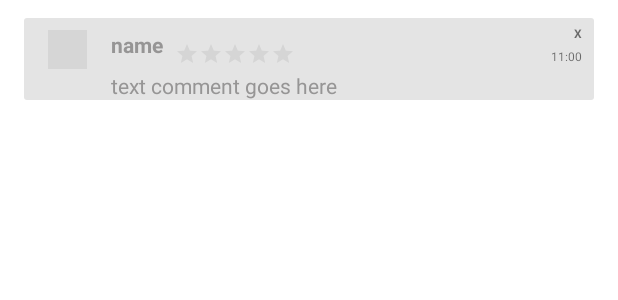
After one commit to Diaf-Abderrahmane/food-ordering-app-admin-side, an Android app: the layout row_comment.xml on its own in the app's theme, with its tools: preview values and no code run, on a phone screen of 412 x 824 dp. The commit adds this screen. Shown: the top 300 px of the screen. Run offline under Robolectric (Android 15) with nearby library versions, the phone set to English and light mode, and no system bars; grey boxes are pictures that could not be loaded.

Commit message:
First commit..

```diff
--- a/app/build.gradle
+++ b/app/build.gradle
@@ -41,11 +41,11 @@ dependencies {
     implementation 'com.google.firebase:firebase-database'
     implementation 'com.google.firebase:firebase-auth'
     implementation 'com.google.firebase:firebase-storage'
-    // compile 'com.github.bumptech.glide:glide:3.7.0'
 
 
     implementation 'com.google.zxing:core:3.3.3'
-
+    implementation 'com.github.bumptech.glide:glide:4.12.0'
+    annotationProcessor 'com.github.bumptech.glide:compiler:4.12.0'
     //--------
 
     //noinspection GradleCompatible
--- /dev/null
+++ b/app/src/main/res/drawable/reg_btn_style.xml
@@ -0,0 +1,5 @@
+<?xml version="1.0" encoding="utf-8"?>
+<shape xmlns:android="http://schemas.android.com/apk/res/android">
+    <solid android:color="@color/purple_700"/>
+    <corners android:radius="32dp"/>
+</shape>
--- /dev/null
+++ b/app/src/main/res/drawable/reg_edittext_style.xml
@@ -0,0 +1,6 @@
+<?xml version="1.0" encoding="utf-8"?>
+<shape xmlns:android="http://schemas.android.com/apk/res/android">
+    <solid android:color="#fafafa"/>
+    <corners android:radius="32dp"/>
+    <padding android:left="12dp" android:bottom="12dp" android:right="12dp" android:top="12dp"/>
+</shape>
--- /dev/null
+++ b/app/src/main/res/layout/row_comment.xml
@@ -0,0 +1,103 @@
+<?xml version="1.0" encoding="utf-8"?>
+<androidx.constraintlayout.widget.ConstraintLayout
+    xmlns:android="http://schemas.android.com/apk/res/android"
+    xmlns:app="http://schemas.android.com/apk/res-auto"
+    xmlns:tools="http://schemas.android.com/tools"
+    android:layout_width="match_parent"
+    android:layout_height="wrap_content"
+    >
+
+    <androidx.cardview.widget.CardView
+        app:layout_constraintTop_toTopOf="parent"
+        app:layout_constraintBottom_toBottomOf="parent"
+        app:layout_constraintStart_toStartOf="parent"
+        app:layout_constraintEnd_toEndOf="parent"
+        android:layout_width="match_parent"
+        android:layout_marginStart="16dp"
+        android:layout_marginEnd="16dp"
+        android:layout_marginTop="12dp"
+        android:layout_height="wrap_content"
+        android:backgroundTint="#e4e4e4">
+
+        <androidx.constraintlayout.widget.ConstraintLayout
+            android:layout_width="match_parent"
+            android:layout_height="match_parent">
+
+            <ImageView
+                android:id="@+id/comment_img"
+                android:layout_width="26dp"
+                android:layout_height="26dp"
+                android:layout_marginStart="16dp"
+                android:layout_marginTop="8dp"
+                app:layout_constraintStart_toStartOf="parent"
+                app:layout_constraintTop_toTopOf="parent"
+                tools:srcCompat="@tools:sample/avatars" />
+
+            <TextView
+                android:id="@+id/comment_username"
+                android:layout_width="wrap_content"
+                android:layout_height="wrap_content"
+                android:layout_marginStart="16dp"
+                android:layout_marginTop="8dp"
+                android:text="name"
+                android:textColor="#969595"
+                android:textStyle="bold"
+                app:layout_constraintStart_toEndOf="@+id/comment_img"
+                app:layout_constraintTop_toTopOf="parent" />
+
+            <TextView
+                android:id="@+id/comment_content"
+                android:layout_width="0dp"
+                android:layout_height="wrap_content"
+                android:layout_marginStart="16dp"
+                android:layout_marginTop="8dp"
+                android:layout_marginEnd="8dp"
+                android:text="text comment goes here"
+                android:textColor="#969595"
+
+                app:layout_constraintEnd_toEndOf="parent"
+                app:layout_constraintStart_toEndOf="@+id/comment_img"
+                app:layout_constraintTop_toBottomOf="@+id/comment_username" />
+
+            <RatingBar
+                android:id="@+id/comment_ratingbar"
+                style="@style/Base.Widget.AppCompat.RatingBar.Small"
+                android:layout_width="wrap_content"
+                android:layout_height="wrap_content"
+                android:layout_marginStart="8dp"
+                android:layout_marginTop="16dp"
+                android:layout_marginBottom="4dp"
+                android:isIndicator="true"
+                android:max="5"
+                android:progressTint="#8685ef"
+                android:stepSize="1"
+                app:layout_constraintBottom_toTopOf="@+id/comment_content"
+                app:layout_constraintStart_toEndOf="@+id/comment_username"
+                app:layout_constraintTop_toTopOf="parent" />
+
+            <TextView
+                android:id="@+id/comment_date"
+                android:layout_width="wrap_content"
+                android:layout_height="wrap_content"
+                android:layout_marginEnd="8dp"
+                android:layout_marginBottom="4dp"
+                android:text="11:00"
+                android:textSize="8sp"
+                app:layout_constraintBottom_toTopOf="@+id/comment_content"
+                app:layout_constraintEnd_toEndOf="parent" />
+
+            <TextView
+                android:id="@+id/comment_remove"
+                android:layout_width="wrap_content"
+                android:layout_height="wrap_content"
+                android:layout_marginEnd="8dp"
+                android:text="X"
+                android:textSize="8sp"
+                android:textStyle="bold"
+                app:layout_constraintBottom_toTopOf="@+id/comment_date"
+                app:layout_constraintEnd_toEndOf="parent"
+                app:layout_constraintTop_toTopOf="parent" />
+        </androidx.constraintlayout.widget.ConstraintLayout>
+
+    </androidx.cardview.widget.CardView>
+</androidx.constraintlayout.widget.ConstraintLayout>
--- a/app/src/main/res/values/strings.xml
+++ b/app/src/main/res/values/strings.xml
@@ -5,4 +5,6 @@
     <string name="invalid_password">Please enter a valid password</string>
     <string name="invalid_confirm_password">Password does not match</string>
     <string name="Linvalid_email">Please enter a valid email</string>
+    <!-- TODO: Remove or change this placeholder text -->
+    <string name="hello_blank_fragment">Hello blank fragment</string>
 </resources>
```
Also changed, not shown: app/src/main/java/com/example/fragment/Comment.java (added, +100 -0 lines), app/src/main/java/com/example/fragment/CommentAdapter.java (added, +98 -0 lines), app/src/main/java/com/example/fragment/Reviews.java (added, +112 -0 lines), app/src/main/res/drawable/comment_edittext.xml (added, +7 -0 lines), app/src/main/res/drawable/edit_text_button_style.xml (added, +7 -0 lines), app/src/main/res/layout/fragment_reviews.xml (added, +87 -0 lines), app/src/main/res/drawable/profile_pic.png (added).
